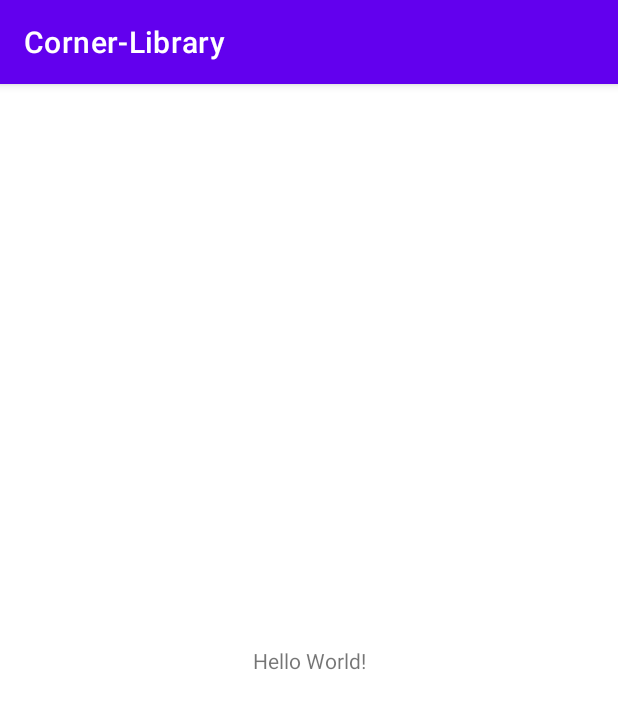
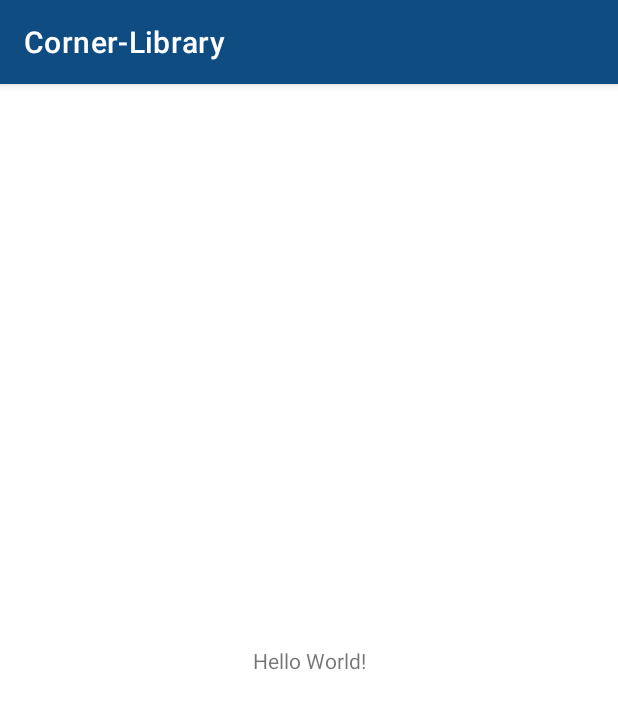
Before and after one commit to GNU-CORNER/DBapp-android, an Android app: the screen it shows after launch (MainActivity), on a phone screen of 412 x 824 dp. Shown: the top 709 px of the screen. Run offline under Robolectric (Android 15) with nearby library versions, the phone set to English and light mode, and no system bars.

Commit message:
personal color, sub color 지정

```diff
--- a/app/src/main/res/values/colors.xml
+++ b/app/src/main/res/values/colors.xml
@@ -1,5 +1,7 @@
 <?xml version="1.0" encoding="utf-8"?>
 <resources>
+    <color name="personal_color">#0F4C82</color>
+    <color name="sub_color">#3F709B</color>
     <color name="purple_200">#FFBB86FC</color>
     <color name="purple_500">#FF6200EE</color>
     <color name="purple_700">#FF3700B3</color>
--- a/app/src/main/res/values/themes.xml
+++ b/app/src/main/res/values/themes.xml
@@ -2,13 +2,13 @@
     <!-- Base application theme. -->
     <style name="Theme.CornerLibrary" parent="Theme.MaterialComponents.DayNight.DarkActionBar">
         <!-- Primary brand color. -->
-        <item name="colorPrimary">@color/purple_500</item>
-        <item name="colorPrimaryVariant">@color/purple_700</item>
+        <item name="colorPrimary">@color/personal_color</item>
+        <item name="colorPrimaryVariant">@color/personal_color</item>
         <item name="colorOnPrimary">@color/white</item>
         <!-- Secondary brand color. -->
-        <item name="colorSecondary">@color/teal_200</item>
-        <item name="colorSecondaryVariant">@color/teal_700</item>
-        <item name="colorOnSecondary">@color/black</item>
+        <item name="colorSecondary">@color/sub_color</item>
+        <item name="colorSecondaryVariant">@color/sub_color</item>
+        <item name="colorOnSecondary">@color/white</item>
         <!-- Status bar color. -->
         <item name="android:statusBarColor" tools:targetApi="l">?attr/colorPrimaryVariant</item>
         <!-- Customize your theme here. -->
--- a/build.gradle
+++ b/build.gradle
@@ -5,7 +5,7 @@ buildscript {
         mavenCentral()
     }
     dependencies {
-        classpath "com.android.tools.build:gradle:7.0.1"
+        classpath 'com.android.tools.build:gradle:7.0.2'
         classpath "org.jetbrains.kotlin:kotlin-gradle-plugin:1.5.21"
 
         // NOTE: Do not place your application dependencies here; they belong
```
